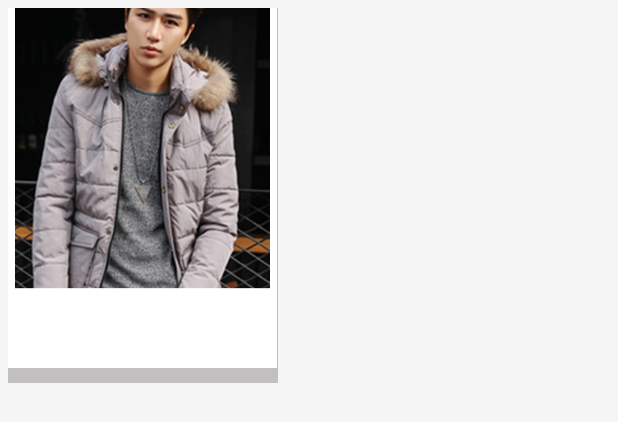
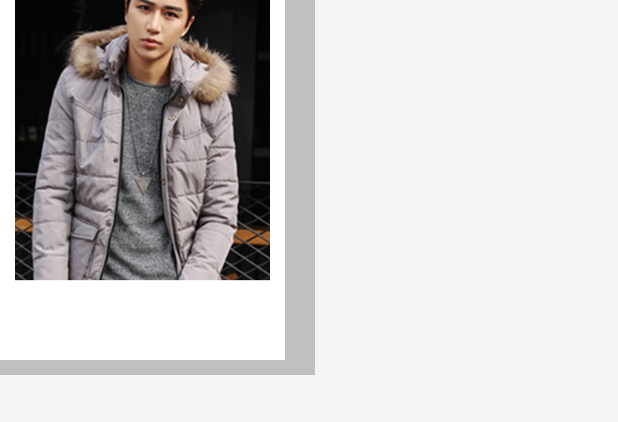
Before and after one commit to WenYong1994/fulicenter, an Android app: the layout newgoods_item.xml on its own in the app's theme, with its tools: preview values and no code run, on a phone screen of 412 x 824 dp. Shown: the top 422 px of the screen. Run offline under Robolectric (Android 15) with nearby library versions, the phone set to English and light mode, and no system bars.

Commit message:
完善布局文件，让页面更美观

```diff
--- a/app/src/main/res/layout/newgoods_item.xml
+++ b/app/src/main/res/layout/newgoods_item.xml
@@ -1,19 +1,17 @@
 <?xml version="1.0" encoding="utf-8"?>
 <LinearLayout
     xmlns:android="http://schemas.android.com/apk/res/android"
-    android:layout_margin="5dp"
-    android:layout_marginLeft="10dp"
     android:orientation="vertical"
-    android:layout_width="180dp"
+    android:layout_width="210dp"
     android:layout_height="250dp"
     android:background="#c1bfbf">
     <LinearLayout
         android:background="#fff"
-        android:layout_width="179dp"
+        android:layout_width="190dp"
         android:layout_height="240dp">
         <ImageView
             android:src="@mipmap/goods_thumb"
-            android:layout_width="179dp"
+            android:layout_width="190dp"
             android:layout_height="250dp"
             android:id="@+id/iv_newgoods"
             />
```
Also changed, not shown: app/src/main/res/layout/fragment_new_good.xml (+20 -4 lines).
